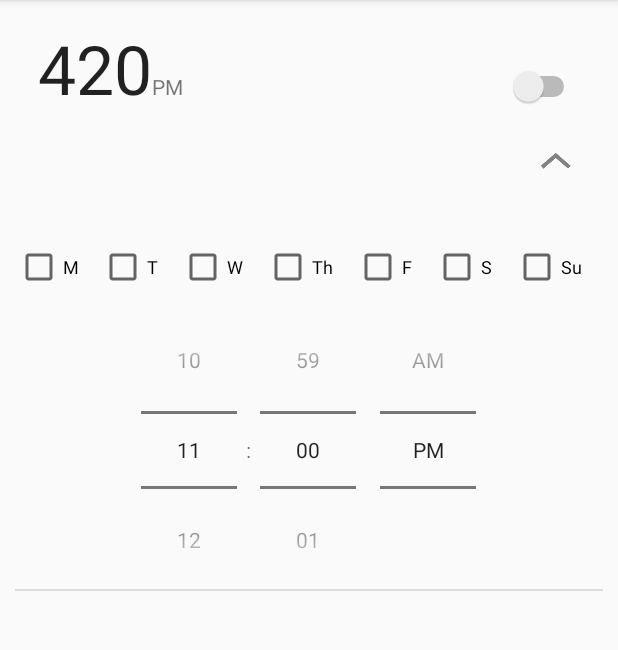
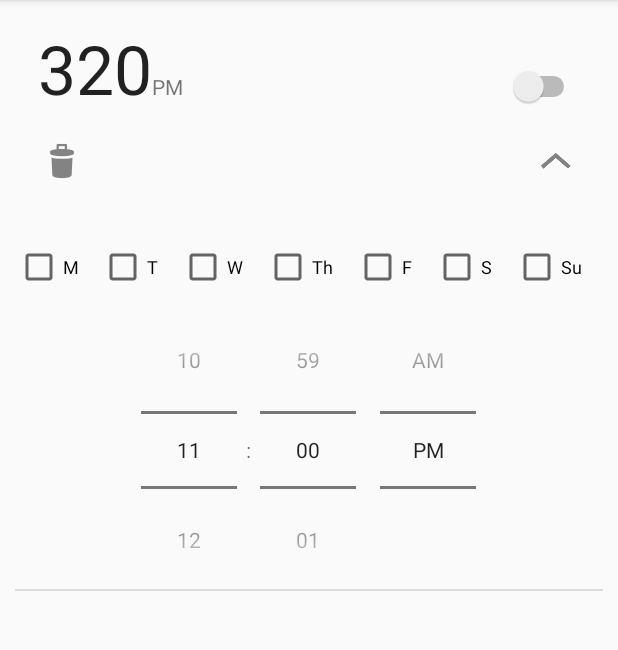
Before and after one commit to nickclaw/wtfu, an Android app: the screen it shows after launch (AlarmListActivity), after a tap on an icon or button, on a phone screen of 412 x 824 dp, the part 84-734 px from its top. Run offline under Robolectric (Android 15) with nearby library versions, the phone set to English and light mode, and no system bars; 1 other tap on this screen came first.

```diff
--- a/app/src/main/java/edu/washington/austindg/wtfu/Alarm.java
+++ b/app/src/main/java/edu/washington/austindg/wtfu/Alarm.java
@@ -29,7 +29,7 @@ public class Alarm implements Serializable {
     private boolean enabled;
 
     public Alarm() {
-        this(420, PM, new boolean[7], false);
+        this(320, PM, new boolean[7], false);
     }
 
     public Alarm(int startTime, String amPm, boolean[] days, boolean enabled) {
--- a/app/src/main/java/edu/washington/austindg/wtfu/AlarmAdapter.java
+++ b/app/src/main/java/edu/washington/austindg/wtfu/AlarmAdapter.java
@@ -65,6 +65,8 @@ public class AlarmAdapter extends ArrayAdapter<Alarm> {
         final ImageButton editAlarmBtn = (ImageButton) rowView.findViewById(R.id.edit_alarm_btn);
         editAlarmBtn.setTag(R.string.edit_view_expanded_key, false);
 
+        final ImageButton deleteBtn = (ImageButton) rowView.findViewById(R.id.delete_alarm);
+
         editAlarmBtn.setOnClickListener(new View.OnClickListener() {
             @Override
             public void onClick(View v) {
@@ -77,17 +79,23 @@ public class AlarmAdapter extends ArrayAdapter<Alarm> {
                     btnClicked.setImageResource(R.drawable.ic_action_close);
                     btnClicked.setTag(R.string.edit_view_expanded_key, true);
 
+                    // show delete ImageButton
+                    deleteBtn.setVisibility(View.VISIBLE);
+
                     // hide daysOfWeek
                     daysOfWeek.setVisibility(View.INVISIBLE);
 
                     // make editAlarmView visible and animate Y
+                    editAlarmContainer.addView(editAlarmView, editAlarmContainer.getChildCount());
                     editAlarmView.setVisibility(View.VISIBLE);
                     editAlarmView.animate().y(20).setDuration(200).start();
-                    editAlarmContainer.addView(editAlarmView, 0);
                 } else { // must be close btn click
                     // change button and set toggle tag
                     btnClicked.setTag(R.string.edit_view_expanded_key, false);
                     btnClicked.setImageResource(R.drawable.ic_action_expand);
+
+                    // hide delete ImageButton
+                    deleteBtn.setVisibility(View.GONE);
 
                     // show daysOfWeek
                     daysOfWeek.setVisibility(View.VISIBLE);
--- a/app/src/main/java/edu/washington/austindg/wtfu/AlarmListActivity.java
+++ b/app/src/main/java/edu/washington/austindg/wtfu/AlarmListActivity.java
@@ -83,7 +83,7 @@ public class AlarmListActivity extends ActionBarActivity
             alarmAdapter.notifyDataSetChanged();
 
             // randomly insult user
-            Insulter.getInstance().insult();
+            //Insulter.getInstance().insult();
         }
 
         return super.onOptionsItemSelected(item);
--- a/app/src/main/java/edu/washington/austindg/wtfu/Insulter.java
+++ b/app/src/main/java/edu/washington/austindg/wtfu/Insulter.java
@@ -45,9 +45,7 @@ public class Insulter implements TextToSpeech.OnInitListener {
         this.status = TextToSpeech.STOPPED;
         this.queue = new LinkedList<String>();
 
-
         this.insults = Arrays.asList(res.getStringArray(R.array.insults));
-
     }
 
     public void say(String insult) {
--- a/app/src/main/res/layout/alarm_item_view.xml
+++ b/app/src/main/res/layout/alarm_item_view.xml
@@ -44,6 +44,14 @@
         android:paddingRight="@dimen/activity_horizontal_margin"
         android:paddingBottom="@dimen/activity_vertical_margin">
 
+        <ImageButton
+            android:layout_width="wrap_content"
+            android:layout_height="wrap_content"
+            android:id="@+id/delete_alarm"
+            android:visibility="gone"
+            android:src="@drawable/ic_stat_delete"
+            android:background="#00000000" />
+
         <TextView
             android:layout_width="wrap_content"
             android:layout_height="wrap_content"
--- a/app/src/main/res/values/insults.xml
+++ b/app/src/main/res/values/insults.xml
@@ -4,5 +4,6 @@
         <item>Where did you get that haircut? The toilet store?</item>
         <item>you more useless than ann franks drum kit</item>
         <item>It looks like your face was on fire and someone tried to put it out with a fork</item>
+        <item>Good luck waking up, jack ass</item>
     </string-array>
 </resources>
```
Also changed, not shown: app/src/main/res/drawable-hdpi/ic_stat_delete.png (added), app/src/main/res/drawable-mdpi/ic_stat_delete.png (added), app/src/main/res/drawable-xhdpi/ic_stat_delete.png (added), app/src/main/res/drawable-xxhdpi/ic_stat_delete.png (added).
